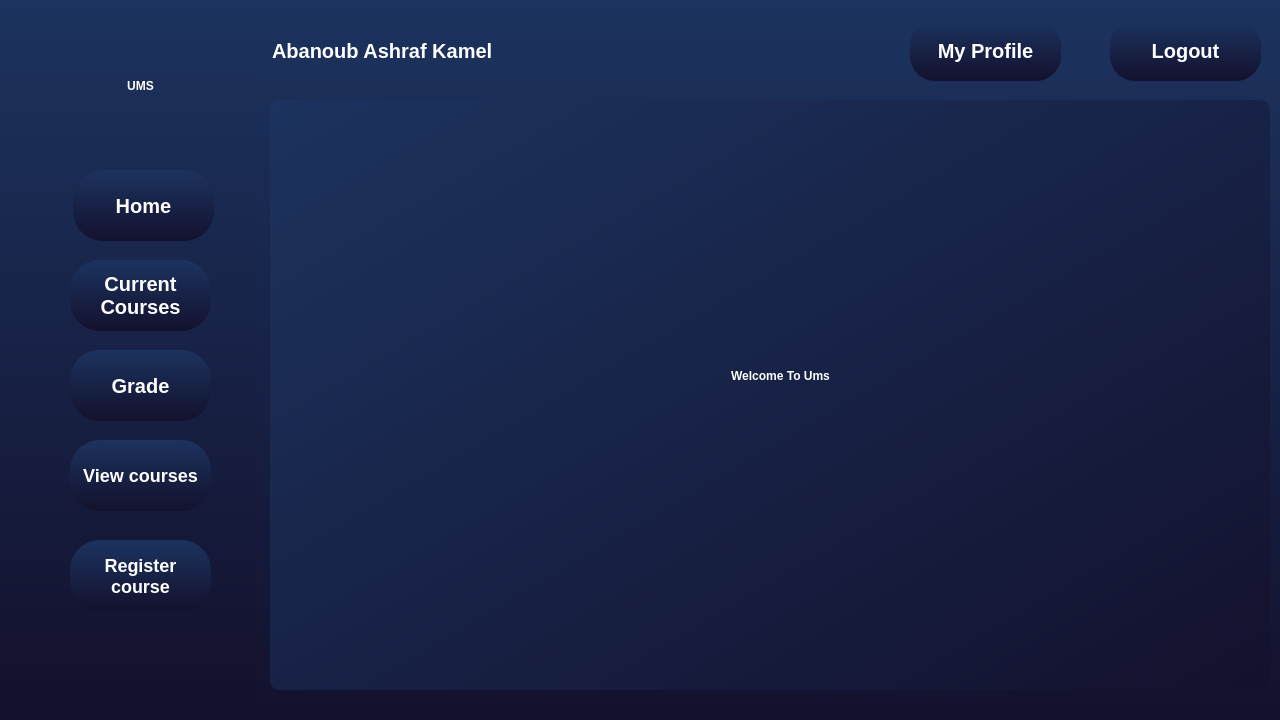
Old version of the form Qt/studentpage.ui in the repository KerollosRady/University-mangament-system.
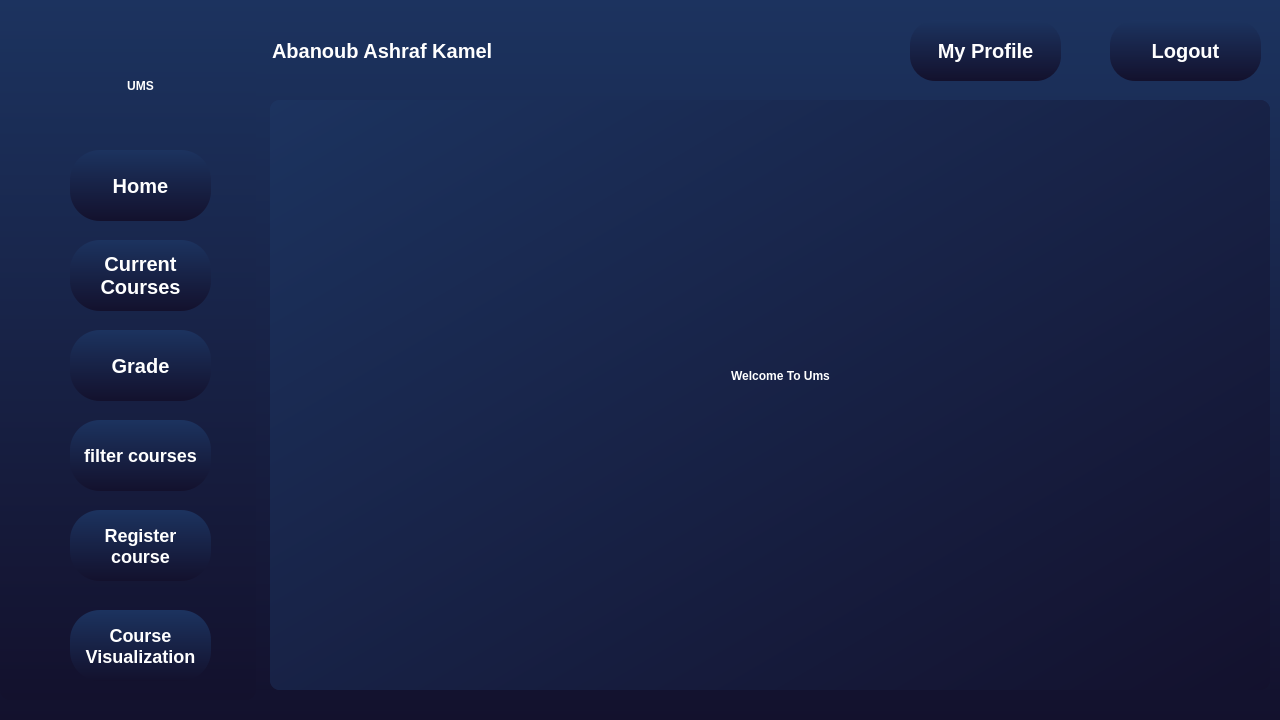
New version of the form.

Commit message: - Data visualization for Admin & Student

```diff
--- a/Qt/studentpage.ui
+++ b/Qt/studentpage.ui
@@ -132,8 +132,8 @@
   <widget class="QPushButton" name="HomeButton">
    <property name="geometry">
     <rect>
-     <x>73</x>
-     <y>170</y>
+     <x>70</x>
+     <y>150</y>
      <width>141</width>
      <height>71</height>
     </rect>
@@ -157,7 +157,7 @@
    <property name="geometry">
     <rect>
      <x>70</x>
-     <y>260</y>
+     <y>240</y>
      <width>141</width>
      <height>71</height>
     </rect>
@@ -182,7 +182,7 @@
    <property name="geometry">
     <rect>
      <x>70</x>
-     <y>540</y>
+     <y>510</y>
      <width>141</width>
      <height>71</height>
     </rect>
@@ -207,7 +207,7 @@
    <property name="geometry">
     <rect>
      <x>70</x>
-     <y>350</y>
+     <y>330</y>
      <width>141</width>
      <height>71</height>
     </rect>
@@ -300,7 +300,7 @@
    <property name="geometry">
     <rect>
      <x>70</x>
-     <y>440</y>
+     <y>420</y>
      <width>141</width>
      <height>71</height>
     </rect>
@@ -317,7 +317,32 @@
 </string>
    </property>
    <property name="text">
-    <string>View courses</string>
+    <string>filter courses</string>
+   </property>
+  </widget>
+  <widget class="QPushButton" name="DataVisualization">
+   <property name="geometry">
+    <rect>
+     <x>70</x>
+     <y>610</y>
+     <width>141</width>
+     <height>71</height>
+    </rect>
+   </property>
+   <property name="cursor">
+    <cursorShape>PointingHandCursor</cursorShape>
+   </property>
+   <property name="styleSheet">
+    <string notr="true">    font-weight: 600;
+	font-size:18px;
+    border-radius: 30px;
+    color: #ffffff;
+background: qlineargradient(x1:0, y1:0, x2:0, y2:1, stop:0 #1c335f, stop:1 #13112d);
+</string>
+   </property>
+   <property name="text">
+    <string>Course
+Visualization</string>
    </property>
   </widget>
  </widget>
```
The commit also changes 22 other files.
